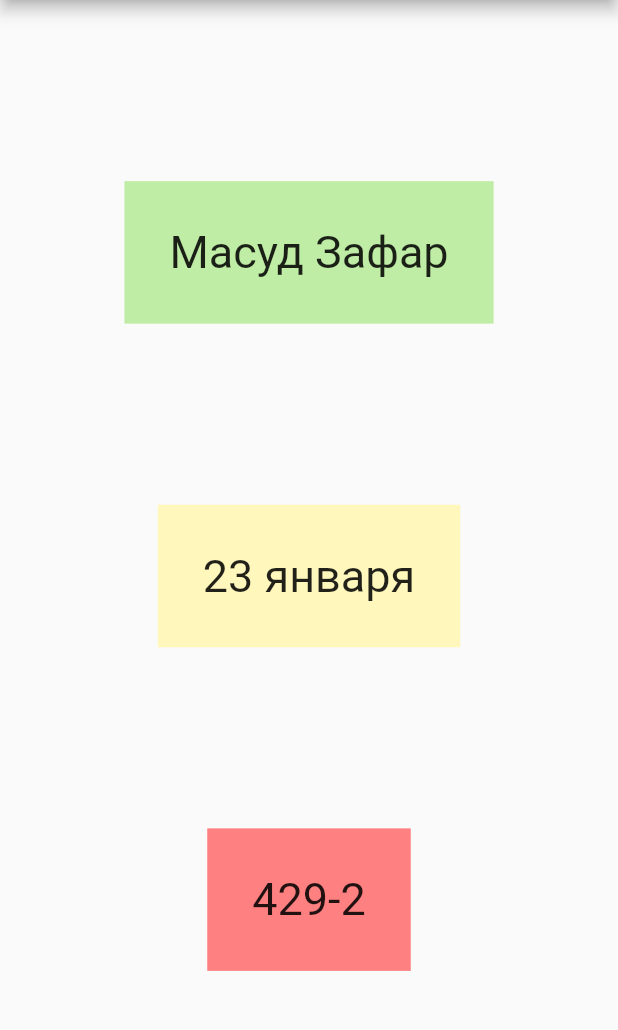
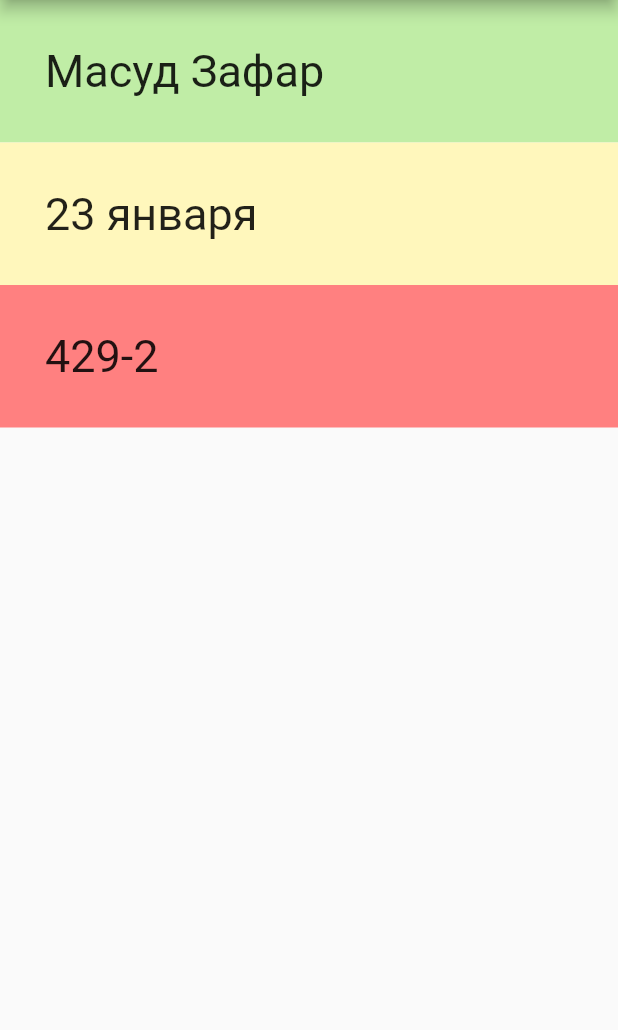
Before and after one commit to masxxiii/Flutter_Demo, a Flutter app: the screen it shows after launch, on a phone screen of 412 x 824 dp, the part 84-1114 px from its top. Run offline on Flutter 3.47's test engine with Material 2 defaults, Android fonts, the phone set to English and light mode, and no system bars; Roboto replaces fonts that are missing (RobotoMono).

Commit message:
add alignment

```diff
--- a/column/lib/main.dart
+++ b/column/lib/main.dart
@@ -43,7 +43,8 @@
       appBar: AppBar(title: Text(widget.title)),
       body: Center(
         child: Column(
-          mainAxisAlignment: MainAxisAlignment.spaceEvenly,
+          mainAxisAlignment: MainAxisAlignment.start,
+          crossAxisAlignment: CrossAxisAlignment.stretch,
           children: <Widget>[
             Container(
               child: const Text(
```
